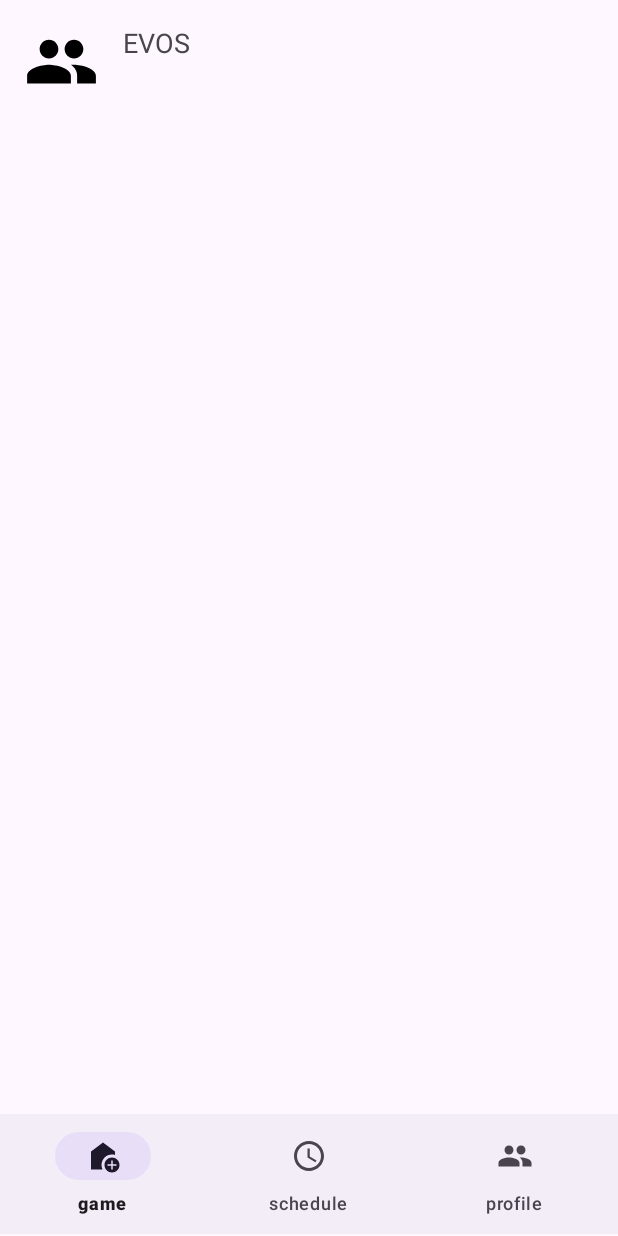
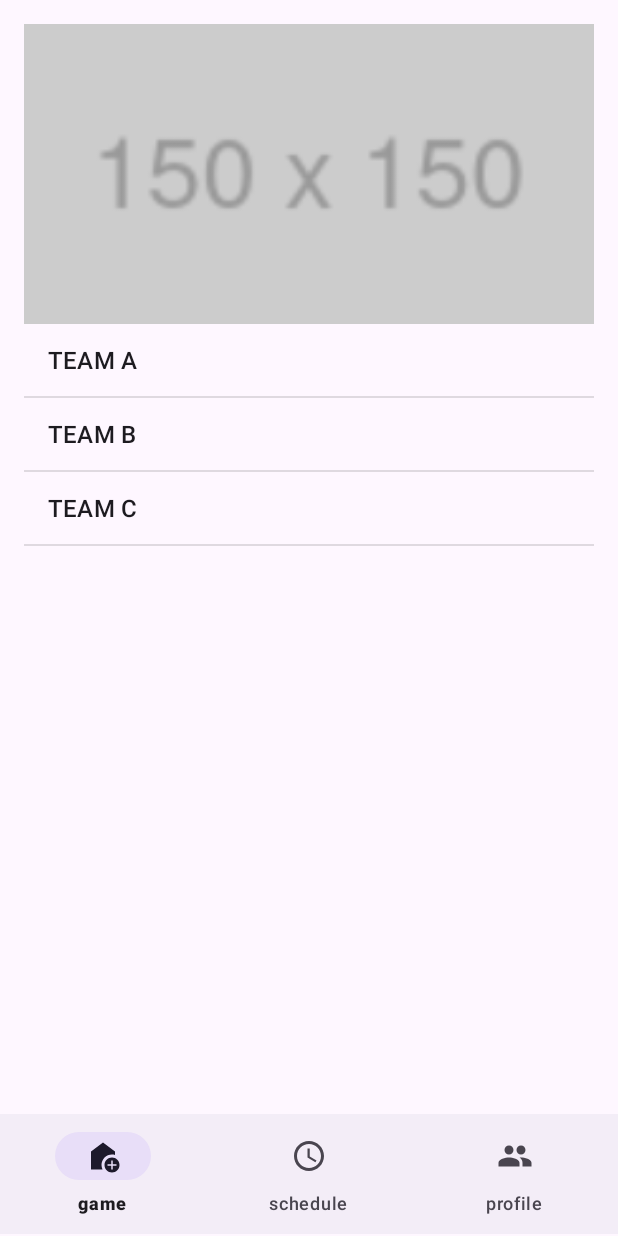
Before and after one commit to daffdzak/projectAnmp, an Android app: the TeamFragment screen opened through its navigation route, on a phone screen of 412 x 824 dp. Run offline under Robolectric (Android 15) with nearby library versions, the phone set to English and light mode, and no system bars; our stand-ins replace Picasso, Volley, navigation-ui; network calls fail; pictures from the network do not load.

Commit message:
fragment team dan teamdetail

```diff
--- a/app/src/main/java/com/example/projectanmp/model/Model.kt
+++ b/app/src/main/java/com/example/projectanmp/model/Model.kt
@@ -29,3 +29,8 @@ data class UpcomingEvent(
     val description: String,
     val event_image: String
 )
+
+data class Team(
+    val name: String,
+    val members: List<String>
+)
--- a/app/src/main/java/com/example/projectanmp/view/TeamFragment.kt
+++ b/app/src/main/java/com/example/projectanmp/view/TeamFragment.kt
@@ -5,19 +5,48 @@ import androidx.fragment.app.Fragment
 import android.view.LayoutInflater
 import android.view.View
 import android.view.ViewGroup
+import android.widget.ArrayAdapter
+import android.widget.ListView
+import androidx.fragment.app.activityViewModels
 import com.example.projectanmp.R
+import com.example.projectanmp.model.Team
+import com.example.projectanmp.viewmodel.TeamViewModel
 
 
 class TeamFragment : Fragment() {
-
+    private val teamViewModel: TeamViewModel by activityViewModels()
 
     override fun onCreateView(
         inflater: LayoutInflater, container: ViewGroup?,
         savedInstanceState: Bundle?
     ): View? {
-        // Inflate the layout for this fragment
-        return inflater.inflate(R.layout.fragment_team, container, false)
+        val view = inflater.inflate(R.layout.fragment_team, container, false)
+
+        // Hardcode daftar tim
+        val teamList = listOf(
+            Team("TEAM A", listOf("Member 1", "Member 2", "Member 3", "Member 4", "Member 5")),
+            Team("TEAM B", listOf("Member 1", "Member 2", "Member 3", "Member 4", "Member 5")),
+            Team("TEAM C", listOf("Member 1", "Member 2", "Member 3", "Member 4", "Member 5"))
+        )
+
+        val listView: ListView = view.findViewById(R.id.teamListView)
+
+        // Adapter untuk menampilkan daftar tim
+        val adapter = ArrayAdapter(requireContext(), android.R.layout.simple_list_item_1, teamList.map { it.name })
+        listView.adapter = adapter
+
+        // Set on item click listener
+        listView.setOnItemClickListener { _, _, position, _ ->
+            val selectedTeam = teamList[position]
+            teamViewModel.selectTeam(selectedTeam)
+
+            // Ganti fragment ke TeamDetailFragment
+            requireActivity().supportFragmentManager.beginTransaction()
+                .replace(R.id.hostFragment, TeamDetailFragment())
+                .addToBackStack(null)
+                .commit()
+        }
+
+        return view
     }
-
-
 }
--- a/app/src/main/java/com/example/projectanmp/viewmodel/AchievementViewModel.kt
+++ b/app/src/main/java/com/example/projectanmp/viewmodel/AchievementViewModel.kt
@@ -44,6 +44,7 @@ class AchievementViewModel(application: Application) : AndroidViewModel(applicat
 
                     for (i in 0 until esportGamesArray.length()) {
                         val gameObject = esportGamesArray.getJSONObject(i)
+
                         val achievementsArray = gameObject.getJSONArray("achievements")
 
                         val sType = object : TypeToken<List<Achievement>>() {}.type
--- a/app/src/main/res/layout/fragment_achievement.xml
+++ b/app/src/main/res/layout/fragment_achievement.xml
@@ -39,7 +39,7 @@
         android:layout_height="wrap_content"
         android:layout_marginStart="40dp"
         android:layout_marginTop="32dp"
-        android:text="Valorant"
+        android:text="Game Title"
         android:textSize="20sp"
         android:textStyle="bold"
         app:layout_constraintStart_toStartOf="parent"
--- a/app/src/main/res/layout/fragment_team.xml
+++ b/app/src/main/res/layout/fragment_team.xml
@@ -3,30 +3,28 @@
     xmlns:app="http://schemas.android.com/apk/res-auto"
     xmlns:tools="http://schemas.android.com/tools"
     android:layout_width="match_parent"
-    android:layout_height="wrap_content"
+    android:layout_height="match_parent"
     android:padding="16dp">
 
+
     <ImageView
-        android:id="@+id/teamImage"
-        android:layout_width="50dp"
-        android:layout_height="50dp"
-        app:layout_constraintBaseline_toBottomOf="parent"
+        android:id="@+id/gameImageView"
+        android:layout_width="0dp"
+        android:layout_height="200dp"
+        android:layout_marginBottom="16dp"
+        app:layout_constraintTop_toTopOf="parent"
         app:layout_constraintStart_toStartOf="parent"
-        app:layout_constraintTop_toTopOf="parent"
-        app:srcCompat="@drawable/baseline_people_24" />
+        app:layout_constraintEnd_toEndOf="parent"
+        app:srcCompat="@drawable/placeholder_image"
+    android:scaleType="centerCrop"/>
 
-    <TextView
+    <!-- ListView untuk menampilkan daftar tim -->
+    <ListView
+        android:id="@+id/teamListView"
         android:layout_width="0dp"
-        android:layout_height="wrap_content"
-        android:layout_marginStart="16dp"
-        android:text="EVOS"
-        android:textSize="18sp"
-        app:layout_constraintBottom_toBottomOf="parent"
+        android:layout_height="0dp"
+        app:layout_constraintTop_toBottomOf="@id/gameImageView"
+        app:layout_constraintStart_toStartOf="parent"
         app:layout_constraintEnd_toEndOf="parent"
-
-        app:layout_constraintHorizontal_bias="1.0"
-        app:layout_constraintStart_toEndOf="@id/teamImage"
-        app:layout_constraintTop_toTopOf="parent"
-        app:layout_constraintVertical_bias="0.0" />
-
+        app:layout_constraintBottom_toBottomOf="parent"/>
 </androidx.constraintlayout.widget.ConstraintLayout>
--- a/build.gradle.kts
+++ b/build.gradle.kts
@@ -7,7 +7,7 @@ buildscript {
         val nav_version = "2.7.3"
 
         classpath("androidx.navigation:navigation-safe-args-gradle-plugin:$nav_version")
-        classpath ("com.android.tools.build:gradle:8.7.0")
+
 
     }
 }
```
Also changed, not shown: app/src/main/java/com/example/projectanmp/view/AchievementFragment.kt (+24 -0 lines), app/src/main/java/com/example/projectanmp/view/TeamDetailFragment.kt (+26 -3 lines), app/src/main/java/com/example/projectanmp/viewmodel/TeamViewModel.kt (added, +15 -0 lines), app/src/main/res/layout/fragment_team_detail.xml (+23 -7 lines).
